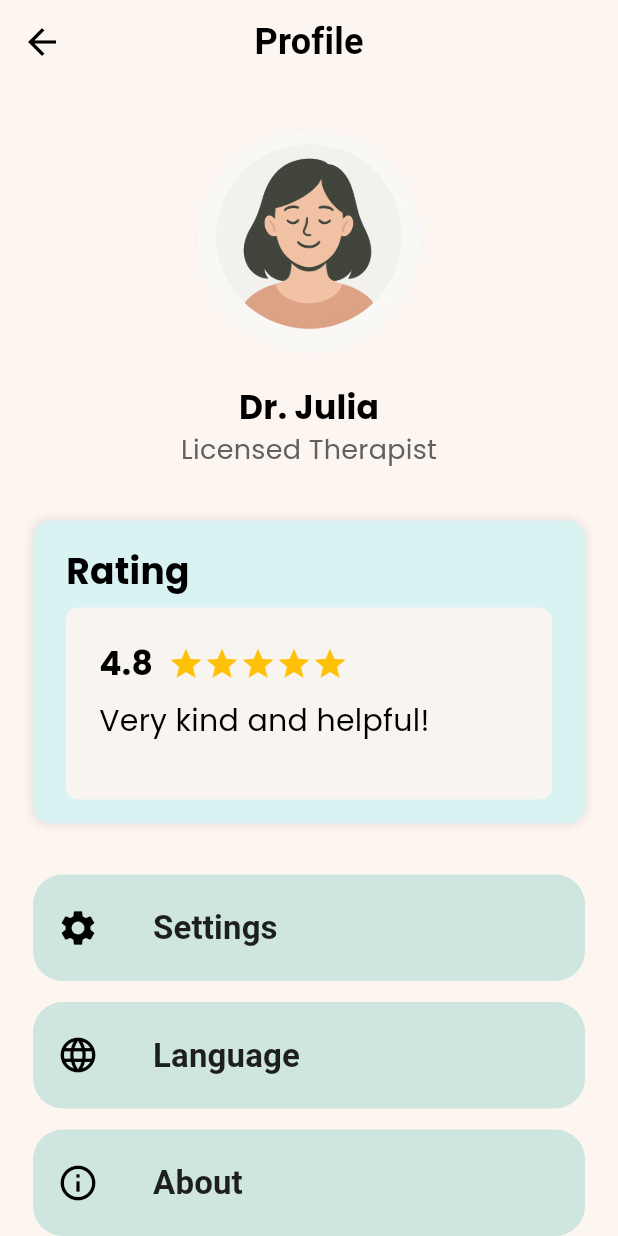
After one commit to HappySR/Innerly, a Flutter app: the TherapistProfile screen opened directly, on a phone screen of 412 x 824 dp. The commit adds this screen. Run offline on Flutter 3.47's test engine with Material 3 defaults, Android fonts, the phone set to English and light mode, and no system bars; our stand-ins replace audioplayers, chewie, confetti, file_picker, flutter_dotenv, flutter_secure_storage and 9 more; missing offline and left inert: flame, record, sudoku_dart; accounts and stored records are empty; Roboto replaces fonts that are missing (Aclonica).

Commit message:
Add Therapist Profile Page, Patient Details Page and Schedule Page

```diff
--- a/innerly/lib/home/pages/bottom_nav.dart
+++ b/innerly/lib/home/pages/bottom_nav.dart
@@ -4,6 +4,7 @@ import 'package:Innerly/widget/innerly_theme.dart';
 import 'package:flutter/material.dart';
 import 'package:provider/provider.dart';
 import 'package:Innerly/home/pages/therapist_patients.dart';
+import 'package:Innerly/home/pages/therapist_profile.dart';
 import '../../services/role.dart';
 import '../providers/bottom_nav_provider.dart';
 import 'explore_view.dart';
@@ -35,7 +36,7 @@ class _BottomNavState extends State<BottomNav> {
             MentalHealthHome(),
           if (UserRole.isTherapist) const PatientsPage() else ExplorePage(),
           const SizedBox.shrink(), // Placeholder for notifications
-          ProfileView(),
+          if (UserRole.isTherapist) TherapistProfile() else ProfileView(),
         ];
 
         return Scaffold(
--- /dev/null
+++ b/innerly/lib/home/pages/therapist_profile.dart
@@ -0,0 +1,159 @@
+import 'package:flutter/material.dart';
+import 'package:google_fonts/google_fonts.dart';
+import 'package:Innerly/widget/profile_button.dart';
+
+class TherapistProfile extends StatelessWidget {
+  @override
+  Widget build(BuildContext context) {
+    // Padding controls
+    double profileImagePadding = 20.0;
+    double buttonMargin = 14.0;
+    double ratingBoxOuterPadding = 22.0;
+    double ratingBoxInnerPadding = 22.0;
+
+    return Scaffold(
+      backgroundColor: const Color(0xFFFDF6F0),
+      appBar: AppBar(
+        backgroundColor: const Color(0xFFFDF6F0),
+        elevation: 0,
+        leading: IconButton(
+          icon: Icon(Icons.arrow_back, color: Colors.black, size: 28),
+          onPressed: () {
+            Navigator.pop(context);
+          },
+        ),
+        title: Text(
+          'Profile',
+          style: GoogleFonts.aclonica(
+            fontSize: 24,
+            color: Colors.black,
+            fontWeight: FontWeight.bold,
+          ),
+        ),
+        centerTitle: true,
+      ),
+      body: SafeArea(
+        child: SingleChildScrollView(
+          physics: BouncingScrollPhysics(),
+          child: Padding(
+            padding: EdgeInsets.fromLTRB(22, 10, 22, 22),
+            child: Column(
+              crossAxisAlignment: CrossAxisAlignment.center,
+              children: [
+                // Profile Image
+                Padding(
+                  padding: EdgeInsets.all(profileImagePadding),
+                  child: CircleAvatar(
+                    radius: 75,
+                    backgroundImage: AssetImage('assets/user/user.png'),
+                  ),
+                ),
+
+                // Name and Title
+                Text(
+                  'Dr. Julia',
+                  style: TextStyle(fontSize: 22, fontWeight: FontWeight.bold),
+                ),
+                Text(
+                  'Licensed Therapist',
+                  style: TextStyle(fontSize: 18, color: Colors.grey[700]),
+                ),
+
+                SizedBox(height: 20),
+
+                // Rating Box
+                Container(
+                  width: double.infinity,
+                  padding: EdgeInsets.fromLTRB(
+                    ratingBoxOuterPadding,
+                    16,
+                    ratingBoxOuterPadding,
+                    16,
+                  ),
+                  margin: EdgeInsets.symmetric(vertical: buttonMargin),
+                  decoration: BoxDecoration(
+                    color: Color(0xFFD9F2F2),
+                    borderRadius: BorderRadius.circular(12),
+                    boxShadow: [
+                      BoxShadow(color: Colors.black12, blurRadius: 5),
+                    ],
+                  ),
+                  child: Column(
+                    crossAxisAlignment: CrossAxisAlignment.start,
+                    children: [
+                      Text(
+                        'Rating',
+                        style: TextStyle(
+                          fontSize: 24,
+                          fontWeight: FontWeight.bold,
+                        ),
+                      ),
+                      SizedBox(height: 8),
+                      Container(
+                        width: double.infinity,
+                        padding: EdgeInsets.all(ratingBoxInnerPadding),
+                        decoration: BoxDecoration(
+                          color: Color(0xFFF8F5F1),
+                          borderRadius: BorderRadius.circular(8),
+                        ),
+                        child: Column(
+                          children: [
+                            Row(
+                              mainAxisAlignment: MainAxisAlignment.start,
+                              children: [
+                                Text(
+                                  '4.8',
+                                  style: TextStyle(
+                                    fontSize: 22,
+                                    fontWeight: FontWeight.bold,
+                                  ),
+                                ),
+                                SizedBox(width: 10),
+                                Row(
+                                  children: List.generate(5, (index) {
+                                    return Icon(
+                                      Icons.star,
+                                      color: Colors.amber,
+                                      size: 24,
+                                    );
+                                  }),
+                                ),
+                              ],
+                            ),
+                            SizedBox(height: 8),
+                            Align(
+                              alignment: Alignment.centerLeft,
+                              child: Text(
+                                'Very kind and helpful!',
+                                style: TextStyle(fontSize: 20),
+                              ),
+                            ),
+                            SizedBox(height: 16),
+                          ],
+                        ),
+                      ),
+                    ],
+                  ),
+                ),
+
+                SizedBox(height: 20),
+
+                // Profile buttons
+                ProfileButton(icon: Icons.settings, text: 'Settings'),
+                SizedBox(height: buttonMargin),
+
+                ProfileButton(icon: Icons.language, text: 'Language'),
+                SizedBox(height: buttonMargin),
+
+                ProfileButton(icon: Icons.info_outline, text: 'About'),
+                SizedBox(height: buttonMargin),
+
+                ProfileButton(icon: Icons.logout, text: 'Logout'),
+              ],
+            ),
+          ),
+        ),
+      ),
+    );
+  }
+}
--- a/innerly/lib/widget/profile_button.dart
+++ b/innerly/lib/widget/profile_button.dart
@@ -14,31 +14,27 @@ class ProfileButton extends StatelessWidget {
   @override
   Widget build(BuildContext context) {
     return SizedBox(
-      width: double.infinity, // 🔹 Full width
-      child: ElevatedButton.icon(
+      width: double.infinity, // Full width button
+      child: ElevatedButton(
         style: ElevatedButton.styleFrom(
           backgroundColor: const Color(0xFFAED9D3).withAlpha(150),
           foregroundColor: Colors.black87,
           elevation: 0,
-          padding: const EdgeInsets.symmetric(horizontal: 16, vertical: 20  ), // 🔹 Adjusted padding
-          shape: RoundedRectangleBorder(borderRadius: BorderRadius.circular(30)),
+          padding: const EdgeInsets.symmetric(horizontal: 16, vertical: 20),
+          shape: RoundedRectangleBorder(
+            borderRadius: BorderRadius.circular(20),
+          ),
         ),
         onPressed: () async {
           if (text == 'Logout') {
-            // Proper logout sequence
             try {
-              // Sign out from Supabase
               await Supabase.instance.client.auth.signOut();
-
-              // Clear any local storage
               const storage = FlutterSecureStorage();
               await storage.delete(key: 'anonymous_user_id');
-
-              // Navigate to welcome page and clear stack
               Navigator.pushAndRemoveUntil(
                 context,
                 MaterialPageRoute(builder: (_) => const WelcomePage()),
-                    (route) => false,
+                (route) => false,
               );
             } catch (e) {
               ScaffoldMessenger.of(context).showSnackBar(
@@ -46,13 +42,22 @@ class ProfileButton extends StatelessWidget {
               );
             }
           } else {
-            // Handle other actions
+            // Other button actions
           }
         },
-        icon: Icon(icon, size: 20, color: Colors.black,),
-        label: Text(
-          text,
-          style: GoogleFonts.aclonica(fontSize: 20, fontWeight: FontWeight.bold),
+        child: Row(
+          mainAxisAlignment: MainAxisAlignment.start, // Align to left
+          children: [
+            Icon(icon, size: 28, color: Colors.black),
+            const SizedBox(width: 36), // Space between icon and text
+            Text(
+              text,
+              style: GoogleFonts.aclonica(
+                fontSize: 22,
+                fontWeight: FontWeight.bold,
+              ),
+            ),
+          ],
         ),
       ),
     );
--- a/innerly/pubspec.yaml
+++ b/innerly/pubspec.yaml
@@ -56,6 +56,7 @@ dependencies:
   # The following adds the Cupertino Icons font to your application.
   # Use with the CupertinoIcons class for iOS style icons.
   cupertino_icons: ^1.0.8
+  table_calendar: ^3.2.0
 
 dev_dependencies:
   flutter_test:
```
Also changed, not shown: innerly/lib/home/pages/therapist_home.dart (+9 -1 lines), innerly/lib/home/pages/therapist_patient_details.dart (added, +148 -0 lines), innerly/lib/home/pages/therapist_patients.dart (+35 -8 lines), innerly/lib/home/pages/therapist_schedule.dart (added, +229 -0 lines), innerly/assets/images/patient_details.png (added), innerly/pubspec.lock.
